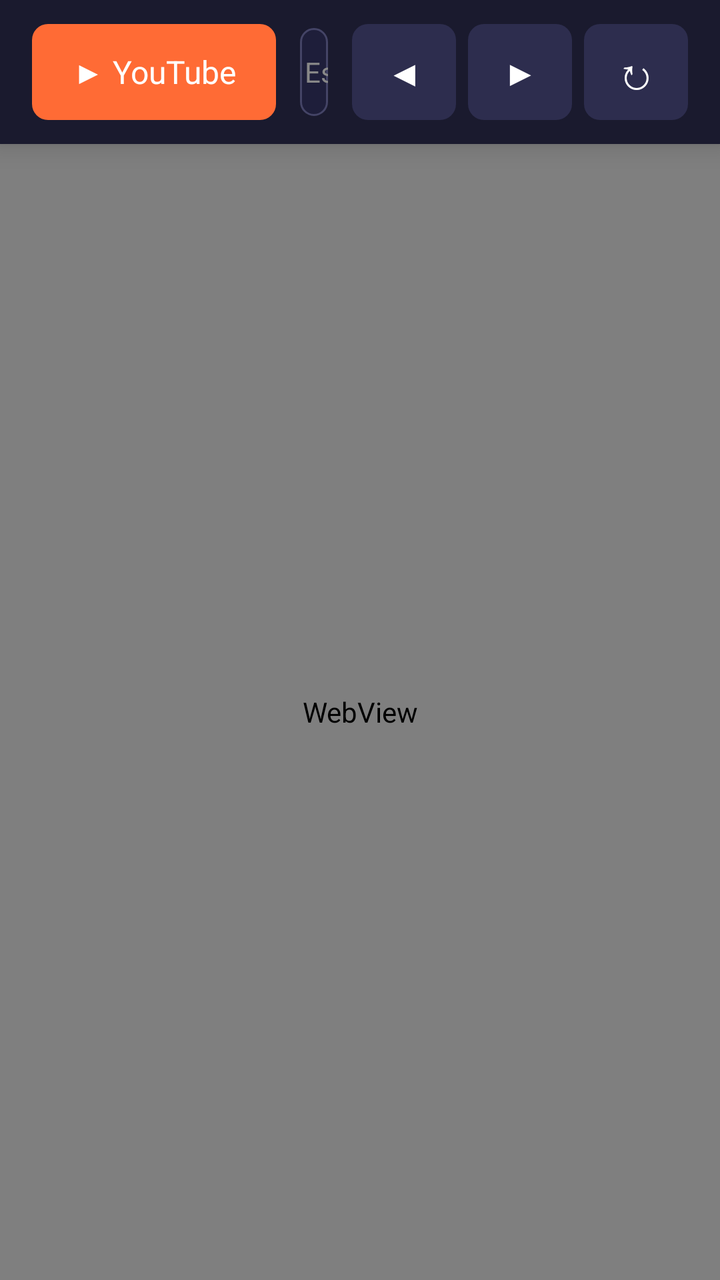
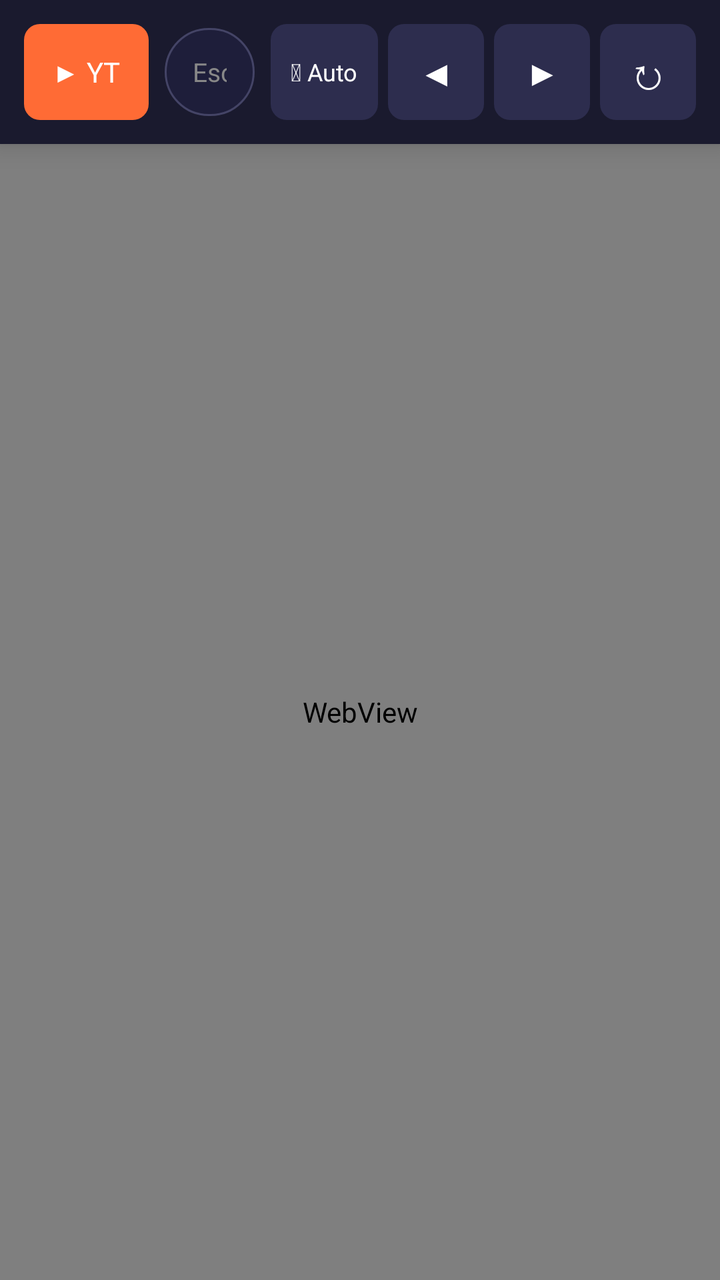

Screens rendered from an Android XML layout before and after an edit, with the pre-edit source and the edit as a unified diff.
<!-- AndroidManifest.xml: application theme AppTheme -->
<!-- res/layout/activity_main.xml -->
<?xml version="1.0" encoding="utf-8"?>
<RelativeLayout xmlns:android="http://schemas.android.com/apk/res/android"
    android:layout_width="match_parent"
    android:layout_height="match_parent"
    android:background="#0D0D0D">

    <LinearLayout
        android:id="@+id/navBar"
        android:layout_width="match_parent"
        android:layout_height="72dp"
        android:background="#1A1A2E"
        android:orientation="horizontal"
        android:gravity="center_vertical"
        android:paddingStart="16dp"
        android:paddingEnd="16dp"
        android:elevation="8dp">

        <Button
            android:id="@+id/btnYoutube"
            android:layout_width="wrap_content"
            android:layout_height="48dp"
            android:text="&#9654; YouTube"
            android:textColor="#FFFFFF"
            android:textSize="16sp"
            android:background="@drawable/btn_primary"
            android:paddingStart="20dp"
            android:paddingEnd="20dp"
            android:focusable="true" />

        <EditText
            android:id="@+id/urlBar"
            android:layout_width="0dp"
            android:layout_height="44dp"
            android:layout_weight="1"
            android:layout_marginStart="12dp"
            android:layout_marginEnd="12dp"
            android:background="@drawable/url_bar_bg"
            android:textColor="#FFFFFF"
            android:textColorHint="#888888"
            android:hint="Escribe una URL..."
            android:textSize="14sp"
            android:paddingStart="16dp"
            android:paddingEnd="16dp"
            android:singleLine="true"
            android:imeOptions="actionGo"
            android:inputType="textUri"
            android:focusable="true" />

        <Button
            android:id="@+id/btnBack"
            android:layout_width="52dp"
            android:layout_height="48dp"
            android:text="&#9664;"
            android:textColor="#FFFFFF"
            android:textSize="18sp"
            android:background="@drawable/btn_nav"
            android:focusable="true" />

        <Button
            android:id="@+id/btnForward"
            android:layout_width="52dp"
            android:layout_height="48dp"
            android:text="&#9654;"
            android:textColor="#FFFFFF"
            android:textSize="18sp"
            android:background="@drawable/btn_nav"
            android:layout_marginStart="6dp"
            android:focusable="true" />

        <Button
            android:id="@+id/btnRefresh"
            android:layout_width="52dp"
            android:layout_height="48dp"
            android:text="&#8635;"
            android:textColor="#FFFFFF"
            android:textSize="22sp"
            android:background="@drawable/btn_nav"
            android:layout_marginStart="6dp"
            android:focusable="true" />

    </LinearLayout>

    <ProgressBar
        android:id="@+id/progressBar"
        style="?android:attr/progressBarStyleHorizontal"
        android:layout_width="match_parent"
        android:layout_height="3dp"
        android:layout_below="@id/navBar"
        android:progressTint="#FF6B35"
        android:visibility="gone" />

    <WebView
        android:id="@+id/webView"
        android:layout_width="match_parent"
        android:layout_height="match_parent"
        android:layout_below="@id/navBar"
        android:focusable="true"
        android:focusableInTouchMode="true" />

    <TextView
        android:id="@+id/statusText"
        android:layout_width="wrap_content"
        android:layout_height="wrap_content"
        android:layout_alignParentBottom="true"
        android:layout_alignParentEnd="true"
        android:text=""
        android:textColor="#44FFFFFF"
        android:textSize="10sp"
        android:padding="4dp"
        android:visibility="gone" />

    <LinearLayout
        android:id="@+id/fullscreenContainer"
        android:layout_width="match_parent"
        android:layout_height="match_parent"
        android:background="#000000"
        android:orientation="vertical"
        android:visibility="gone" />

</RelativeLayout>
<!-- resources referenced by this layout -->
<resources>
  <!-- drawable btn_nav (drawable) -->
  <?xml version="1.0" encoding="utf-8"?>
  <selector xmlns:android="http://schemas.android.com/apk/res/android">
      <item android:state_focused="true">
          <shape android:shape="rectangle">
              <solid android:color="#2D2D4E" />
              <corners android:radius="8dp" />
              <stroke android:width="2dp" android:color="#FF6B35" />
          </shape>
      </item>
      <item android:state_pressed="true">
          <shape android:shape="rectangle">
              <solid android:color="#FF6B35" />
              <corners android:radius="8dp" />
          </shape>
      </item>
      <item>
          <shape android:shape="rectangle">
              <solid android:color="#2D2D4E" />
              <corners android:radius="8dp" />
          </shape>
      </item>
  </selector>
  <!-- drawable btn_primary (drawable) -->
  <?xml version="1.0" encoding="utf-8"?>
  <selector xmlns:android="http://schemas.android.com/apk/res/android">
      <item android:state_focused="true">
          <shape android:shape="rectangle">
              <solid android:color="#FF6B35" />
              <corners android:radius="8dp" />
              <stroke android:width="3dp" android:color="#FFFFFF" />
          </shape>
      </item>
      <item android:state_pressed="true">
          <shape android:shape="rectangle">
              <solid android:color="#E5521A" />
              <corners android:radius="8dp" />
          </shape>
      </item>
      <item>
          <shape android:shape="rectangle">
              <solid android:color="#FF6B35" />
              <corners android:radius="8dp" />
          </shape>
      </item>
  </selector>
  <!-- drawable url_bar_bg (drawable) -->
  <?xml version="1.0" encoding="utf-8"?>
  <selector xmlns:android="http://schemas.android.com/apk/res/android">
      <item android:state_focused="true">
          <shape android:shape="rectangle">
              <solid android:color="#2D2D4E" />
              <corners android:radius="22dp" />
              <stroke android:width="2dp" android:color="#FF6B35" />
          </shape>
      </item>
      <item>
          <shape android:shape="rectangle">
              <solid android:color="#1E1E3A" />
              <corners android:radius="22dp" />
              <stroke android:width="1dp" android:color="#444466" />
          </shape>
      </item>
  </selector>
  <style name="AppTheme" parent="android:Theme.NoTitleBar.Fullscreen">
          <item name="android:windowBackground">@android:color/black</item>
          <item name="android:colorBackground">@android:color/black</item>
          <item name="android:windowFullscreen">true</item>
          <item name="android:windowContentOverlay">@null</item>
      </style>
</resources>

<!-- the commit's change to res/layout/activity_main.xml (unified diff, before → after) -->
@@ -11,20 +11,20 @@
         android:background="#1A1A2E"
         android:orientation="horizontal"
         android:gravity="center_vertical"
-        android:paddingStart="16dp"
-        android:paddingEnd="16dp"
+        android:paddingStart="12dp"
+        android:paddingEnd="12dp"
         android:elevation="8dp">
 
         <Button
             android:id="@+id/btnYoutube"
             android:layout_width="wrap_content"
             android:layout_height="48dp"
-            android:text="&#9654; YouTube"
+            android:text="&#9654; YT"
             android:textColor="#FFFFFF"
-            android:textSize="16sp"
+            android:textSize="14sp"
             android:background="@drawable/btn_primary"
-            android:paddingStart="20dp"
-            android:paddingEnd="20dp"
+            android:paddingStart="14dp"
+            android:paddingEnd="14dp"
             android:focusable="true" />
 
         <EditText
@@ -32,50 +32,64 @@
             android:layout_width="0dp"
             android:layout_height="44dp"
             android:layout_weight="1"
-            android:layout_marginStart="12dp"
-            android:layout_marginEnd="12dp"
+            android:layout_marginStart="8dp"
+            android:layout_marginEnd="8dp"
             android:background="@drawable/url_bar_bg"
             android:textColor="#FFFFFF"
             android:textColorHint="#888888"
             android:hint="Escribe una URL..."
-            android:textSize="14sp"
-            android:paddingStart="16dp"
-            android:paddingEnd="16dp"
+            android:textSize="13sp"
+            android:paddingStart="14dp"
+            android:paddingEnd="14dp"
             android:singleLine="true"
             android:imeOptions="actionGo"
             android:inputType="textUri"
             android:focusable="true" />
 
+        
+        <Button
+            android:id="@+id/btnRegion"
+            android:layout_width="wrap_content"
+            android:layout_height="48dp"
+            android:text="&#127758; Auto"
+            android:textColor="#FFFFFF"
+            android:textSize="12sp"
+            android:background="@drawable/btn_nav"
+            android:paddingStart="10dp"
+            android:paddingEnd="10dp"
+            android:focusable="true" />
+
         <Button
             android:id="@+id/btnBack"
-            android:layout_width="52dp"
+            android:layout_width="48dp"
             android:layout_height="48dp"
             android:text="&#9664;"
             android:textColor="#FFFFFF"
             android:textSize="18sp"
             android:background="@drawable/btn_nav"
+            android:layout_marginStart="5dp"
             android:focusable="true" />
 
         <Button
             android:id="@+id/btnForward"
-            android:layout_width="52dp"
+            android:layout_width="48dp"
             android:layout_height="48dp"
             android:text="&#9654;"
             android:textColor="#FFFFFF"
             android:textSize="18sp"
             android:background="@drawable/btn_nav"
-            android:layout_marginStart="6dp"
+            android:layout_marginStart="5dp"
             android:focusable="true" />
 
         <Button
             android:id="@+id/btnRefresh"
-            android:layout_width="52dp"
+            android:layout_width="48dp"
             android:layout_height="48dp"
             android:text="&#8635;"
             android:textColor="#FFFFFF"
             android:textSize="22sp"
             android:background="@drawable/btn_nav"
-            android:layout_marginStart="6dp"
+            android:layout_marginStart="5dp"
             android:focusable="true" />
 
     </LinearLayout>
